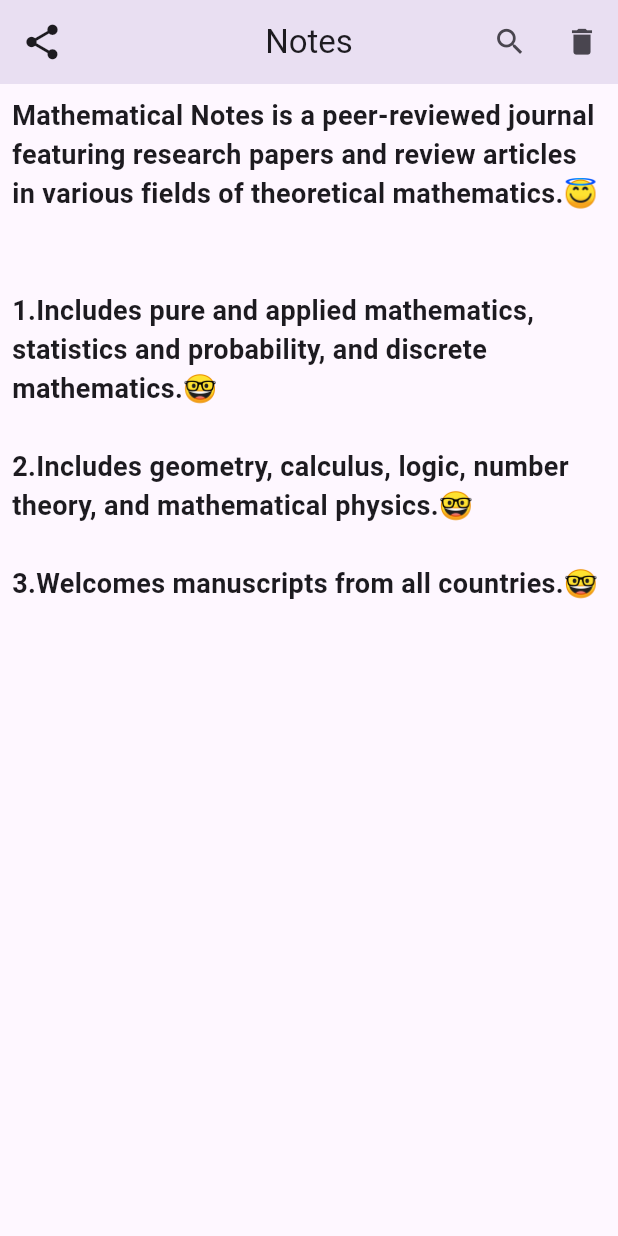
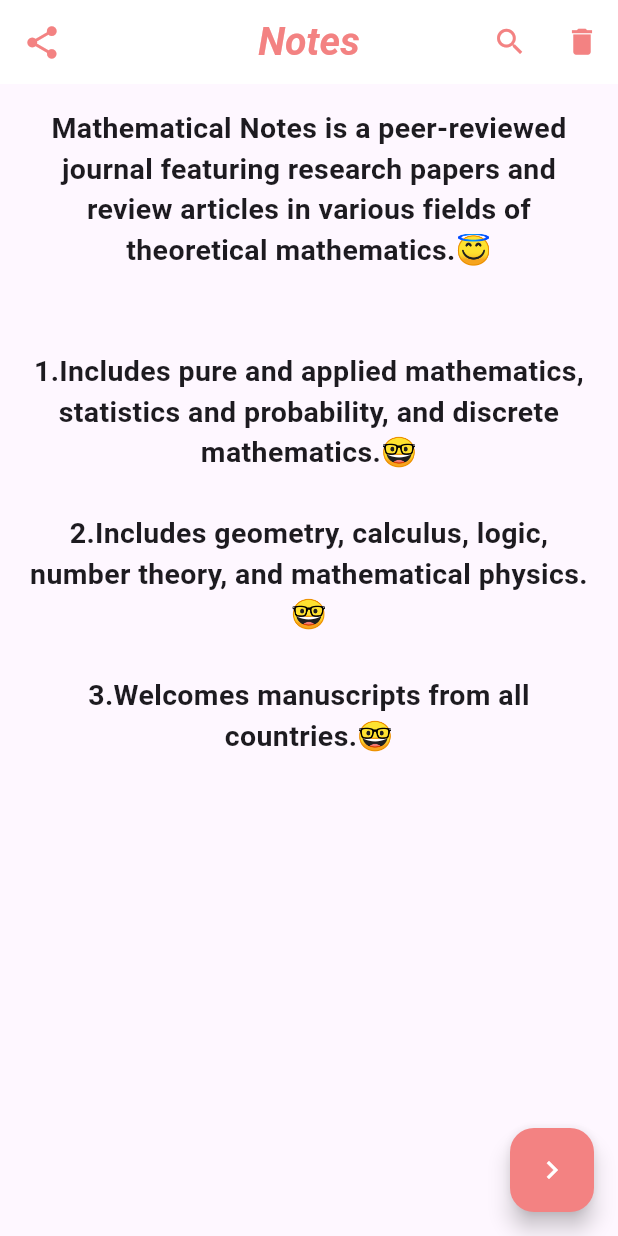
Before and after one commit to DoaaAbdallah1/Flutter_L1_Section3, a Flutter app: the screen it shows after launch, on a phone screen of 412 x 824 dp. Run offline on Flutter 3.47's test engine with Material 3 defaults, Android fonts, the phone set to English and light mode, and no system bars; Roboto replaces fonts that are missing (Oswald).

Commit message:
Update main.dart

```diff
--- a/lib/main.dart
+++ b/lib/main.dart
@@ -1,4 +1,5 @@
 import 'package:flutter/material.dart';
+
 void main() {
   runApp(const MyApp());
 }
@@ -15,35 +16,70 @@ class MyApp extends StatelessWidget {
     );
   }
 }
+
 class SimpleProject extends StatelessWidget {
   const SimpleProject({super.key});
 
   @override
   Widget build(BuildContext context) {
-    return  Scaffold(
+    return Scaffold(
       appBar: AppBar(
-        elevation: 50,
-        title: Text("Notes"),
+        backgroundColor: Color.fromARGB(255, 255, 255, 255),
+        elevation: 0,
+        title: Text(
+          "Notes",
+          style: TextStyle(
+            color: Color.fromARGB(255, 243, 130, 130),
+            fontSize: 26,
+            fontWeight: FontWeight.bold,
+            fontStyle: FontStyle.italic,
+          ),
+        ),
         centerTitle: true,
-        leading: IconButton(onPressed: () {  },icon:Icon(Icons.share,size: 28,),),
-
-        actions: [IconButton(onPressed: () {  },icon:Icon(Icons.search,size: 23,),),
-        IconButton(onPressed: () {  },icon:Icon(Icons.delete,size: 23,)),],
+        leading: IconButton(
+          onPressed: () {},
+          icon: Icon(
+            Icons.share,
+            size: 26,
+            color: Color.fromARGB(255, 243, 130, 130),
+          ),
+        ),
+        actions: [
+          IconButton(
+            onPressed: () {},
+            icon: Icon(
+              Icons.search,
+              size: 23,
+              color: Color.fromARGB(255, 243, 130, 130),
+            ),
+          ),
+          IconButton(
+              onPressed: () {},
+              icon: Icon(
+                Icons.delete,
+                size: 23,
+                color: Color.fromARGB(255, 243, 130, 130),
+              )),
+        ],
       ),
       body: Padding(
         padding: const EdgeInsets.all(8.0),
         child: SizedBox(
-          child: Text(
-            "Mathematical Notes is a peer-reviewed journal featuring research papers and review articles in various fields of theoretical mathematics.😇\n\n\n1.Includes pure and applied mathematics, statistics and probability, and discrete mathematics.🤓\n\n2.Includes geometry, calculus, logic, number theory, and mathematical physics.🤓\n\n3.Welcomes manuscripts from all countries.🤓",
-            style: TextStyle(
-              fontSize: 18 ,
-              fontWeight: FontWeight.bold,
-              fontFamily: 'Oswald',
-
+          child: Padding(
+            padding: const EdgeInsets.all(8.0),
+            child: Text(
+              "Mathematical Notes is a peer-reviewed journal featuring research papers and review articles in various fields of theoretical mathematics.😇\n\n\n1.Includes pure and applied mathematics, statistics and probability, and discrete mathematics.🤓\n\n2.Includes geometry, calculus, logic, number theory, and mathematical physics.🤓\n\n3.Welcomes manuscripts from all countries.🤓",
+              style: TextStyle(fontSize: 19, fontWeight: FontWeight.bold),
+              textAlign: TextAlign.center,
             ),
           ),
         ),
-      )
+      ),
+      floatingActionButton: FloatingActionButton(
+        onPressed: () {},
+        child: Icon(Icons.keyboard_arrow_right, color: Colors.white),
+        backgroundColor: Color.fromARGB(255, 243, 130, 130),
+      ),
     );
   }
 }
```
